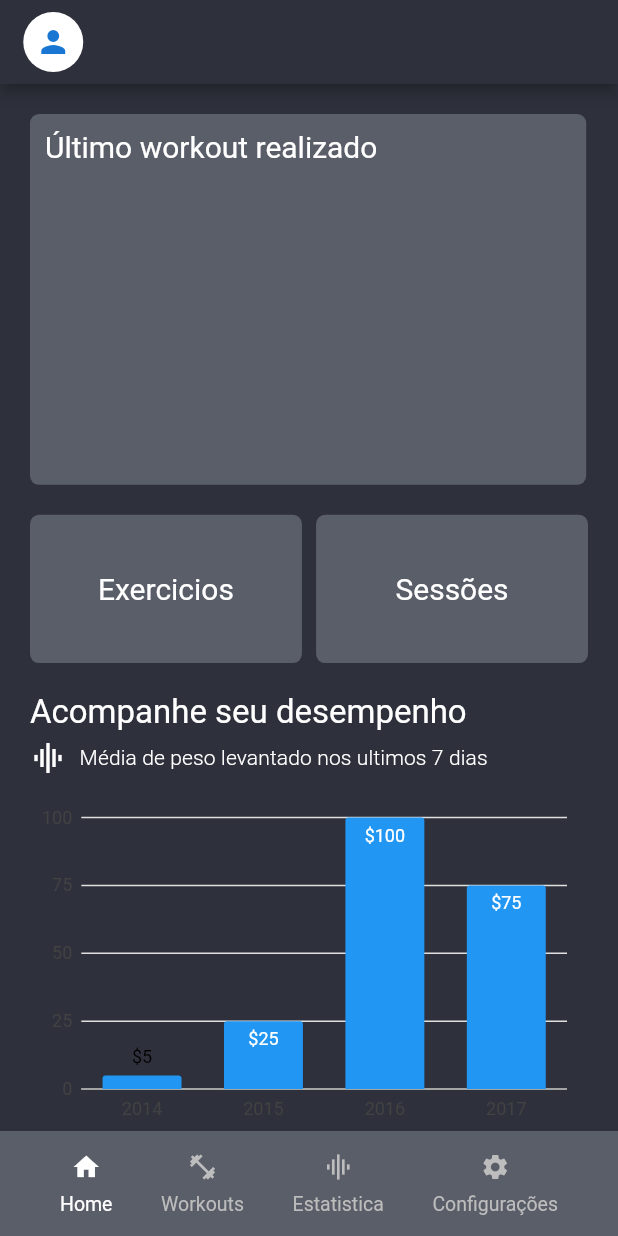
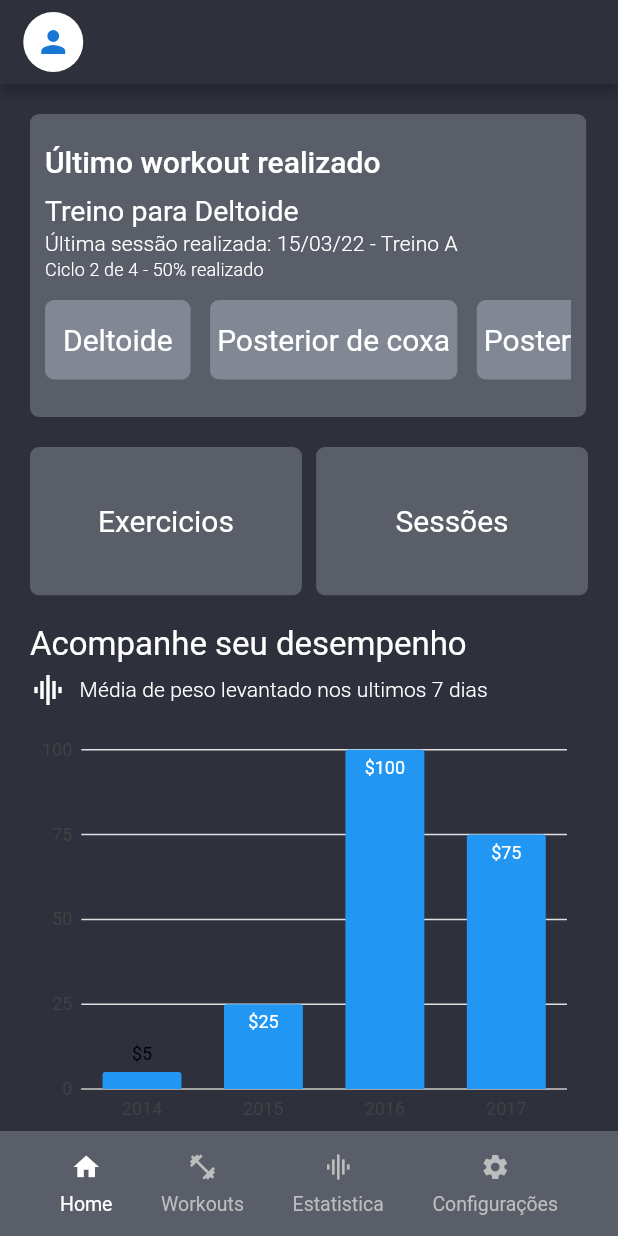
Before and after one commit to tiagoeborsanyi/bubblefit_home, a Flutter app: the screen it shows after launch, on a phone screen of 412 x 824 dp. Run offline on Flutter 3.47's test engine with Material 2 defaults, Android fonts, the phone set to English and light mode, and no system bars; our stand-ins replace charts_flutter.

Commit message:
add design on bloco workout

```diff
--- a/lib/screens/home_screen.dart
+++ b/lib/screens/home_screen.dart
@@ -1,4 +1,5 @@
 import 'package:bubblefit_home/screens/exercises_sessions.dart';
+import 'package:bubblefit_home/widgets/bloco_workout.dart';
 import 'package:bubblefit_home/widgets/botton_nav_bar.dart';
 import 'package:flutter/material.dart';
 import 'package:charts_flutter/flutter.dart' as charts;
@@ -34,30 +35,7 @@ class HomeScreen extends StatelessWidget {
           child: Column(
             crossAxisAlignment: CrossAxisAlignment.start,
             children: [
-              Container(
-                width: size.width * .9,
-                height: size.height * .3,
-                decoration: BoxDecoration(
-                  color: bSecondaryColor,
-                  borderRadius: BorderRadius.circular(6),
-                ),
-                child: Padding(
-                  padding: const EdgeInsets.all(10.0),
-                  child: Column(
-                    crossAxisAlignment: CrossAxisAlignment.start,
-                    children: [
-                      Text(
-                        'Último workout realizado',
-                        style: Theme.of(context).textTheme.subtitle1?.copyWith(
-                              fontWeight: FontWeight.w400,
-                              color: Colors.white,
-                              fontSize: 20,
-                            ),
-                      ),
-                    ],
-                  ),
-                ),
-              ),
+              BlocoWorkout(size: size),
               const SizedBox(height: 20),
               Row(
                 mainAxisAlignment: MainAxisAlignment.spaceBetween,
--- /dev/null
+++ b/lib/widgets/bloco_workout.dart
@@ -0,0 +1,131 @@
+import 'package:flutter/material.dart';
+
+import '../constants.dart';
+
+class BlocoWorkout extends StatelessWidget {
+  const BlocoWorkout({
+    Key? key,
+    required this.size,
+  }) : super(key: key);
+
+  final Size size;
+
+  @override
+  Widget build(BuildContext context) {
+    return Container(
+      width: size.width * .9,
+      // height: size.height * .3,
+      padding: const EdgeInsets.only(top: 10, bottom: 15),
+      decoration: BoxDecoration(
+        color: bSecondaryColor,
+        borderRadius: BorderRadius.circular(6),
+      ),
+      child: Padding(
+        padding: const EdgeInsets.all(10.0),
+        child: Column(
+          crossAxisAlignment: CrossAxisAlignment.start,
+          children: [
+            Text(
+              'Último workout realizado',
+              style: Theme.of(context).textTheme.subtitle1?.copyWith(
+                    fontWeight: FontWeight.w500,
+                    color: Colors.white,
+                    fontSize: 20,
+                  ),
+            ),
+            const SizedBox(height: 10),
+            Text(
+              'Treino para Deltoide',
+              style: Theme.of(context).textTheme.subtitle1?.copyWith(
+                    fontWeight: FontWeight.w400,
+                    color: Colors.white,
+                    fontSize: 19,
+                  ),
+            ),
+            const SizedBox(height: 3),
+            Text(
+              'Última sessão realizada: 15/03/22 - Treino A',
+              style: Theme.of(context).textTheme.subtitle2?.copyWith(
+                    fontWeight: FontWeight.w300,
+                    color: Colors.white,
+                    fontSize: 14,
+                  ),
+            ),
+            const SizedBox(height: 3),
+            Text(
+              'Ciclo 2 de 4 - 50% realizado',
+              style: Theme.of(context).textTheme.subtitle2?.copyWith(
+                    fontWeight: FontWeight.w300,
+                    color: Colors.white,
+                    fontSize: 12,
+                  ),
+            ),
+            const SizedBox(height: 13),
+            SingleChildScrollView(
+              // physics: ScrollPhysics,
+              scrollDirection: Axis.horizontal,
+              child: Row(
+                children: [
+                  Container(
+                    alignment: Alignment.center,
+                    // width: size.width * .40,
+                    padding: const EdgeInsets.symmetric(
+                        vertical: 15, horizontal: 12),
+                    decoration: BoxDecoration(
+                      color: bTertiaryColor,
+                      borderRadius: BorderRadius.circular(6),
+                    ),
+                    child: Text(
+                      'Deltoide',
+                      style: Theme.of(context).textTheme.subtitle1?.copyWith(
+                            fontWeight: FontWeight.w400,
+                            color: Colors.white,
+                            fontSize: 20,
+                          ),
+                    ),
+                  ),
+                  const SizedBox(width: 13),
+                  Container(
+                    alignment: Alignment.center,
+                    width: size.width * .40,
+                    padding: const EdgeInsets.symmetric(vertical: 15),
+                    decoration: BoxDecoration(
+                      color: bTertiaryColor,
+                      borderRadius: BorderRadius.circular(6),
+                    ),
+                    child: Text(
+                      'Posterior de coxa',
+                      style: Theme.of(context).textTheme.subtitle1?.copyWith(
+                            fontWeight: FontWeight.w400,
+                            color: Colors.white,
+                            fontSize: 20,
+                          ),
+                    ),
+                  ),
+                  const SizedBox(width: 13),
+                  Container(
+                    alignment: Alignment.center,
+                    width: size.width * .40,
+                    padding: const EdgeInsets.symmetric(vertical: 15),
+                    decoration: BoxDecoration(
+                      color: bTertiaryColor,
+                      borderRadius: BorderRadius.circular(6),
+                    ),
+                    child: Text(
+                      'Posterior de coxa',
+                      style: Theme.of(context).textTheme.subtitle1?.copyWith(
+                            fontWeight: FontWeight.w400,
+                            color: Colors.white,
+                            fontSize: 20,
+                          ),
+                    ),
+                  ),
+                ],
+              ),
+            )
+          ],
+        ),
+      ),
+    );
+  }
+}
```
